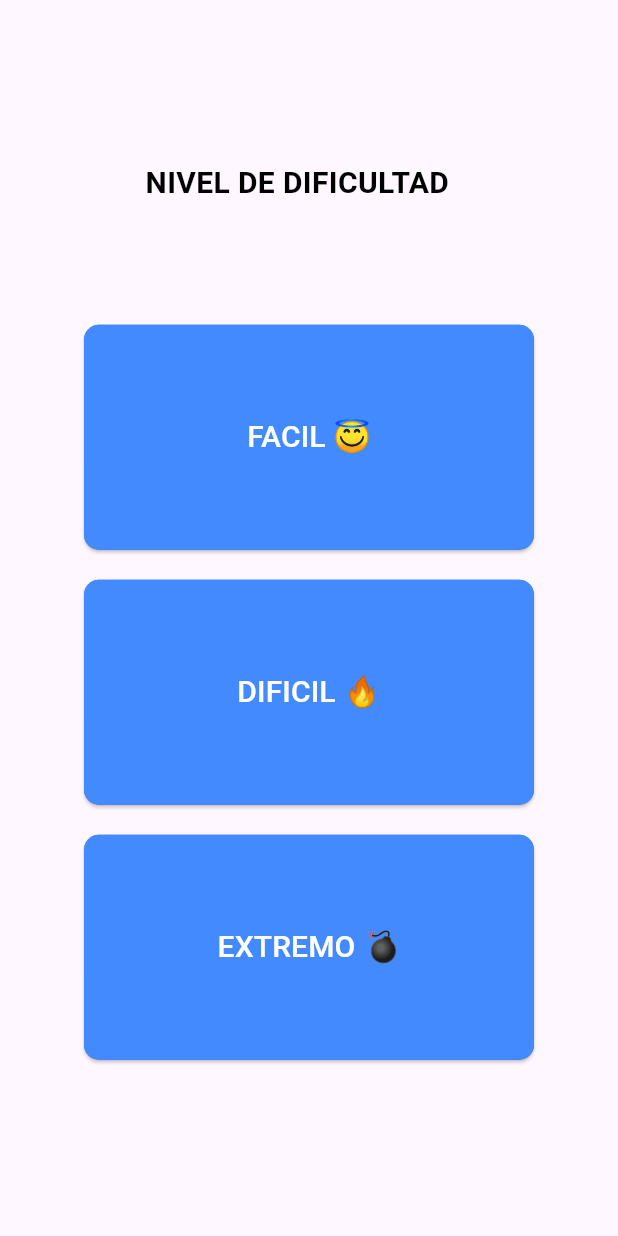
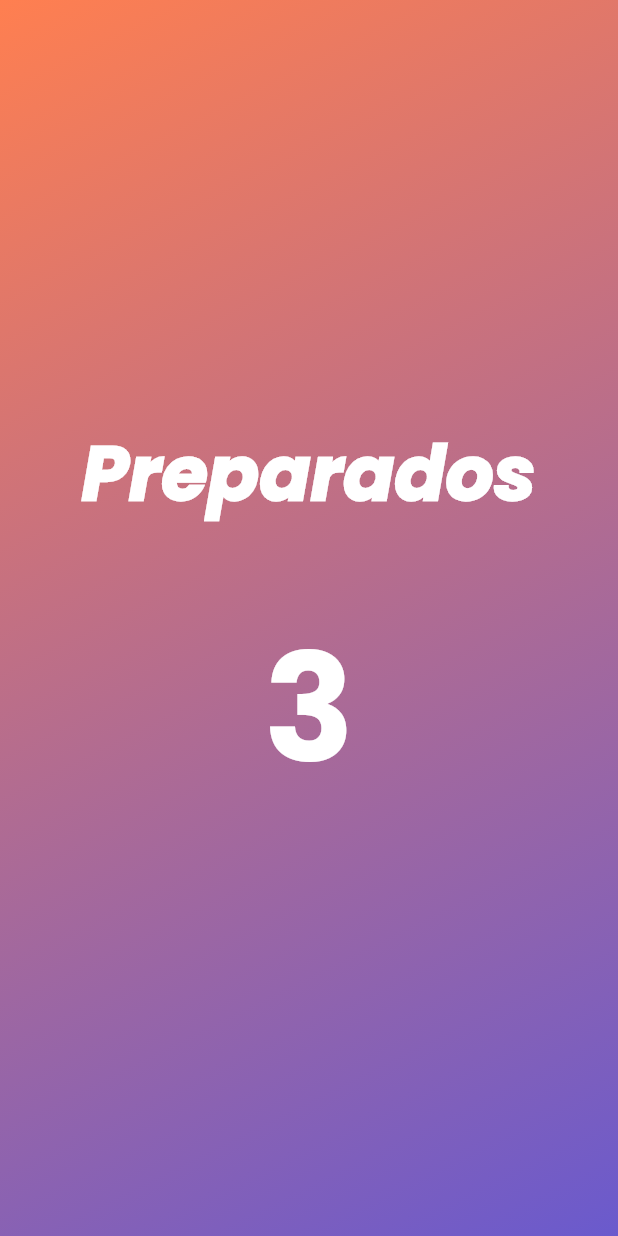
Before and after one commit to rubengonlab/HackUDC25, a Flutter app: the Dificultad screen opened directly, after a tap on "DIFICIL 🔥", on a phone screen of 412 x 824 dp. Run offline on Flutter 3.47's test engine with Material 3 defaults, Android fonts, the light colour scheme and no system bars; our stand-ins replace google_fonts.

Commit message:
dificultad, preparados

```diff
--- a/lib/screens/Dificultad/Dificultad.dart
+++ b/lib/screens/Dificultad/Dificultad.dart
@@ -1,141 +1,126 @@
-// Nueva pantalla de Tematica
 import 'package:flutter/cupertino.dart';
 import 'package:flutter/material.dart';
-import 'package:hackudc/screens/Players/players.dart';
+import 'package:google_fonts/google_fonts.dart';
+import '../Preparados/preparados.dart';
+
 
 class Dificultad extends StatelessWidget {
+  String _dificultad = "";
 
-  String _dificultad = "";
   @override
   Widget build(BuildContext context) {
     return Scaffold(
-      body: Center(
+      appBar: AppBar(
+        backgroundColor: Color(0xFF6A11CB), // Fondo similar al de la pantalla de Temática
+        leading: IconButton(
+          icon: const Icon(Icons.arrow_back),
+          onPressed: () {
+            Navigator.pop(context); // Navegar hacia atrás
+          },
+        ),
+        title: Text(
+          'Dificultad', // Título del AppBar
+          style: GoogleFonts.poppins(
+            fontSize: 24.0,
+            fontWeight: FontWeight.w600,
+            color: Colors.white, // Texto blanco para buena visibilidad
+          ),
+        ),
+      ),
+      body: Container(
+        decoration: const BoxDecoration(
+          gradient: LinearGradient(
+            colors: [Color(0xFF6A11CB), Color(0xFF2575FC)], // Morado a Azul
+            begin: Alignment.topLeft,
+            end: Alignment.bottomRight,
+          ),
+        ),
+        child: Center(
           child: Column(
             mainAxisAlignment: MainAxisAlignment.center,
             children: <Widget>[
-            const Text(
-              'NIVEL DE DIFICULTAD   ',
-              style: TextStyle(
-                fontSize: 20.0,
-                color: Colors.black,
-                fontWeight: FontWeight.bold,
+              Text(
+                'NIVEL DE DIFICULTAD',
+                style: GoogleFonts.poppins(
+                  fontSize: 50.0, // Más grande para que se vea más destacado
+                  fontWeight: FontWeight.w900, // Negrita para hacerlo más llamativo
+                  color: Colors.white,
+                  letterSpacing: 3.0, // Espaciado entre letras para mayor impacto
                 ),
+                textAlign: TextAlign.center,
               ),
               const SizedBox(height: 70),
               Row(
                 mainAxisAlignment: MainAxisAlignment.center,
                 children: <Widget>[
                   // Caja 1
-                Container(
-                    width: 300.0,
-                    height: 150.0,
-                    margin: const EdgeInsets.all(10.0),
-                    decoration: BoxDecoration(
-                      color: Colors.blueAccent,
-                      borderRadius: BorderRadius.circular(10.0),
-                    ),
-                    child: ElevatedButton(
-                      onPressed: () {
-                        _dificultad = "FACIL";
-                      },
-                      style: ElevatedButton.styleFrom(
-                        backgroundColor: Colors.blueAccent, // Color de fondo
-                        padding: const EdgeInsets.symmetric(vertical: 20, horizontal: 40), // Tamaño
-                        shape: RoundedRectangleBorder(
-                          borderRadius: BorderRadius.circular(10), // Bordes redondeados
-                        ),
-                      ),
-                      child: const Text(
-                        "FACIL 😇",
-                        style: TextStyle(
-                          fontSize: 20.0,
-                          color: Colors.white,
-                        ),
-                      ),
-                    )
-                ),
-                // Caja 2
-
+                  _buildDifficultyButton(context, "FACIL 😇", Colors.greenAccent, "FACIL"),
                 ],
               ),
+              const SizedBox(height: 20), // Espaciado entre las filas
+              Row(
+                mainAxisAlignment: MainAxisAlignment.center,
+                children: <Widget>[
+                  // Caja 2
+                  _buildDifficultyButton(context, "DIFICIL 🔥", Colors.orangeAccent, "DIFICIL"),
+                ],
+              ),
+              const SizedBox(height: 20),
               Row(
                 mainAxisAlignment: MainAxisAlignment.center,
                 children: <Widget>[
                   // Caja 3
-                Container(
-                    width: 300.0,
-                    height: 150.0,
-                    margin: const EdgeInsets.all(10.0),
-                    decoration: BoxDecoration(
-                      color: Colors.blueAccent,
-                      borderRadius: BorderRadius.circular(10.0),
-                    ),
-                    child: ElevatedButton(
-                      onPressed: () {
-                        // Acción al presionar el botón
-                        _dificultad= "DIFICIL";
-                      },
-                      style: ElevatedButton.styleFrom(
-                        backgroundColor: Colors.blueAccent, // Color de fondo
-                        padding: const EdgeInsets.symmetric(vertical: 20, horizontal: 40), // Tamaño
-                        shape: RoundedRectangleBorder(
-                          borderRadius: BorderRadius.circular(10), // Bordes redondeados
-                        ),
-                      ),
-                      child: const Text(
-                        "DIFICIL 🔥",
-                        style: TextStyle(
-                          fontSize: 20.0,
-                          color: Colors.white,
-                        ),
-                      ),
-                    )
-                ),
-                // Caja 4
-
-              ],
-            ),
-            Row(
-              mainAxisAlignment: MainAxisAlignment.center,
-              children: <Widget>[
-                // Caja 3
-                Container(
-                    width: 300.0,
-                    height: 150.0,
-                    margin: const EdgeInsets.all(10.0),
-                    decoration: BoxDecoration(
-                      color: Colors.blueAccent,
-                      borderRadius: BorderRadius.circular(10.0),
-                    ),
-                    child: ElevatedButton(
-                      onPressed: () {
-                        // Acción al presionar el botón
-                        _dificultad = "EXTREMO ";
-                      },
-                      style: ElevatedButton.styleFrom(
-                        backgroundColor: Colors.blueAccent, // Color de fondo
-                        padding: const EdgeInsets.symmetric(vertical: 20, horizontal: 40), // Tamaño
-                        shape: RoundedRectangleBorder(
-                          borderRadius: BorderRadius.circular(10), // Bordes redondeados
-                        ),
-                      ),
-                      child: const Text(
-                        "EXTREMO 💣",
-                        style: TextStyle(
-                          fontSize: 20.0,
-                          color: Colors.white,
-                        ),
-                      ),
-                    )
-
-                ),
-                // Caja 4
-
+                  _buildDifficultyButton(context, "EXTREMO 💣", Colors.redAccent, "EXTREMO"),
                 ],
               ),
             ],
           ),
         ),
+      ),
+    );
+  }
+
+  // Método para crear los botones de dificultad
+  Widget _buildDifficultyButton(BuildContext context, String label, Color color, String difficulty) {
+    return GestureDetector(
+      onTap: () {
+        _dificultad = difficulty;
+        // Navegar a la pantalla de "Preparados"
+        Navigator.push(
+          context,
+          MaterialPageRoute(builder: (context) => Preparados()), // Cambiar a la pantalla Preparados
+        );
+      },
+      child: Container(
+        width: 300.0,
+        height: 150.0,
+        margin: const EdgeInsets.all(10.0),
+        decoration: BoxDecoration(
+          gradient: LinearGradient(
+            colors: [color.withOpacity(0.7), color],
+            begin: Alignment.topLeft,
+            end: Alignment.bottomRight,
+          ),
+          borderRadius: BorderRadius.circular(15.0),
+          boxShadow: [
+            BoxShadow(
+              color: Colors.black.withOpacity(0.4),
+              offset: const Offset(2, 4),
+              blurRadius: 10,
+            ),
+          ],
+        ),
+        child: Center(
+          child: Text(
+            label,
+            style: const TextStyle(
+              fontSize: 24.0,
+              fontWeight: FontWeight.w600,
+              color: Colors.white,
+            ),
+          ),
+        ),
+      ),
     );
   }
 }
--- /dev/null
+++ b/lib/screens/Preparados/preparados.dart
@@ -0,0 +1,105 @@
+import 'package:flutter/material.dart';
+import 'package:google_fonts/google_fonts.dart';
+
+class Preparados extends StatefulWidget {
+  @override
+  _PreparadosState createState() => _PreparadosState();
+}
+
+class _PreparadosState extends State<Preparados> {
+  bool _showCountdown = false;  // Variable para controlar la visibilidad del contador
+  int _counter = 3;
+
+  @override
+  void initState() {
+    super.initState();
+    _startCountdownSequence();
+  }
+
+  // Método para iniciar la secuencia de la pantalla
+  void _startCountdownSequence() {
+    // Mostrar el contador después de un retraso
+    Future.delayed(const Duration(seconds: 1), () {
+      setState(() {
+        _showCountdown = true;  // Hacer visible el contador
+      });
+      _startCountdown();  // Iniciar el contador
+    });
+  }
+
+  // Método para manejar el conteo regresivo
+  void _startCountdown() {
+    Future.delayed(const Duration(seconds: 1), () {
+      if (_counter > 1) {
+        setState(() {
+          _counter--;
+        });
+        _startCountdown();  // Llamar recursivamente para continuar el contador
+      } else {
+        // Cuando llegue a 1, navega a la siguiente pantalla
+        Navigator.pushReplacement(
+          context,
+          MaterialPageRoute(builder: (context) => NextScreen()),
+        );
+      }
+    });
+  }
+
+  @override
+  Widget build(BuildContext context) {
+    return Scaffold(
+      // Fondo con gradiente de colores personalizados
+      body: Container(
+        decoration: const BoxDecoration(
+          gradient: LinearGradient(
+            colors: [Color(0xFFFF7F50), Color(0xFF6A5ACD)], // Naranja a Morado
+            begin: Alignment.topLeft,
+            end: Alignment.bottomRight,
+          ),
+        ),
+        child: Center(
+          child: Column(
+            mainAxisAlignment: MainAxisAlignment.center,
+            children: <Widget>[
+              // Primero se muestra "Preparados"
+              Text(
+                'Preparados',
+                style: GoogleFonts.poppins(
+                  fontSize: 50.0,
+                  fontWeight: FontWeight.w900,
+                  color: Colors.white,
+                  fontStyle: FontStyle.italic,  // Estilo oblicuo
+                ),
+                textAlign: TextAlign.center,
+              ),
+              const SizedBox(height: 50), // Espaciado entre "Preparados" y el contador
+
+              // Si se debe mostrar el contador, lo mostramos
+              if (_showCountdown)
+                Text(
+                  '$_counter',
+                  style: GoogleFonts.poppins(
+                    fontSize: 100.0,
+                    fontWeight: FontWeight.bold,
+                    color: Colors.white,
+                  ),
+                ),
+            ],
+          ),
+        ),
+      ),
+    );
+  }
+}
+
+// Aquí puedes reemplazar `NextScreen` por el nombre de la pantalla a la que quieras navegar.
+class NextScreen extends StatelessWidget {
+  @override
+  Widget build(BuildContext context) {
+    return const Scaffold(
+      body: Center(
+        child: Text('¡Bienvenido a la siguiente pantalla!'),
+      ),
+    );
+  }
+}
--- a/lib/screens/Tematica/tematica.dart
+++ b/lib/screens/Tematica/tematica.dart
@@ -8,6 +8,24 @@ class Tematica extends StatelessWidget {
   @override
   Widget build(BuildContext context) {
     return Scaffold(
+      appBar: AppBar(
+        backgroundColor: Color(0xFF4B2D84), // Morado oscuro que combina con el gradiente de fondo
+        elevation: 5, // Sombra sutil para dar profundidad
+        leading: IconButton(
+          icon: const Icon(Icons.arrow_back, color: Colors.white), // Icono de flecha atrás en blanco
+          onPressed: () {
+            Navigator.pop(context); // Vuelve a la pantalla anterior
+          },
+        ),
+        title: Text(
+          'Temática', // Título del AppBar
+          style: GoogleFonts.poppins(
+            fontSize: 24.0,
+            fontWeight: FontWeight.w600,
+            color: Colors.white, // Texto blanco para buena visibilidad
+          ),
+        ),
+      ),
       body: Container(
         decoration: const BoxDecoration(
           gradient: LinearGradient(
@@ -22,7 +40,7 @@ class Tematica extends StatelessWidget {
             children: <Widget>[
               // Título más grande y estilizado, ahora centrado horizontalmente
               Text(
-                'ELIJA LA TEMATICA',
+                'ELIJE TEMÁTICA',
                 style: GoogleFonts.poppins(
                   fontSize: 50.0, // Más grande para que se vea más destacado
                   fontWeight: FontWeight.w900, // Negrita para hacerlo más llamativo
@@ -36,7 +54,8 @@ class Tematica extends StatelessWidget {
               Row(
                 mainAxisAlignment: MainAxisAlignment.center,
                 children: <Widget>[
-                  _buildThematicButton(
+                  Expanded(
+                    child: _buildThematicButton(
                       context,
                       "Películas",
                       Colors.purpleAccent,
@@ -48,14 +67,10 @@ class Tematica extends StatelessWidget {
                         );
                       },
                     ),
-                ],
                   ),
-              const SizedBox(height: 20), // Espaciado entre las filas
-              // Fila 2
-              Row(
-                mainAxisAlignment: MainAxisAlignment.center,
-                children: <Widget>[
-                  _buildThematicButton(
+                  const SizedBox(width: 10), // Espacio entre los botones
+                  Expanded(
+                    child: _buildThematicButton(
                       context,
                       "Canciones",
                       Colors.orangeAccent,
@@ -67,14 +82,16 @@ class Tematica extends StatelessWidget {
                         );
                       },
                     ),
+                  ),
                 ],
               ),
               const SizedBox(height: 20), // Espaciado entre las filas
-              // Fila 3
+              // Fila 2
               Row(
                 mainAxisAlignment: MainAxisAlignment.center,
                 children: <Widget>[
-                  _buildThematicButton(
+                  Expanded(
+                    child: _buildThematicButton(
                       context,
                       "Presidentes",
                       Colors.greenAccent,
@@ -85,6 +102,22 @@ class Tematica extends StatelessWidget {
                           MaterialPageRoute(builder: (context) => Dificultad()),
                         );
                       },
+                    ),
+                  ),
+                  const SizedBox(width: 10), // Espacio entre los botones
+                  Expanded(
+                    child: _buildThematicButton(
+                      context,
+                      "Deportes", // Nueva temática añadida
+                      Colors.yellow,
+                          () {
+                        _tematica = "Deportes";
+                        Navigator.push(
+                          context,
+                          MaterialPageRoute(builder: (context) => Dificultad()),
+                        );
+                      },
+                    ),
                   ),
                 ],
               ),
@@ -99,9 +132,8 @@ class Tematica extends StatelessWidget {
     return GestureDetector(
       onTap: onPressed,
       child: Container(
-        width: 300.0,
-        height: 150.0,
-        margin: const EdgeInsets.all(10.0),
+        margin: const EdgeInsets.symmetric(horizontal: 10.0), // Ajuste de margen
+        height: 120.0, // Ajuste de la altura
         decoration: BoxDecoration(
           gradient: LinearGradient(
             colors: [color.withOpacity(0.7), color],
@@ -121,7 +153,7 @@ class Tematica extends StatelessWidget {
           child: Text(
             label,
             style: GoogleFonts.poppins(
-              fontSize: 24.0,
+              fontSize: 20.0, // Ajuste el tamaño de la fuente
               fontWeight: FontWeight.w600,
               color: Colors.white,
             ),
```
Lines whose indentation alone changed are shown as unchanged.
